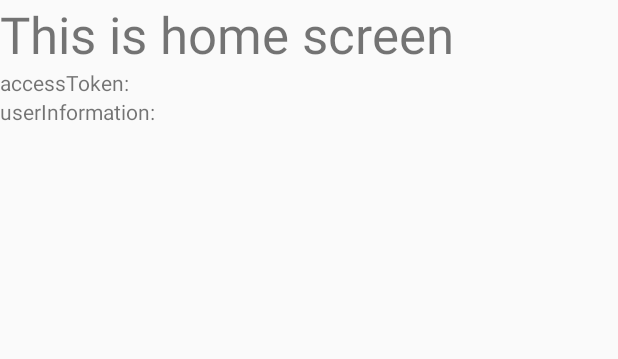
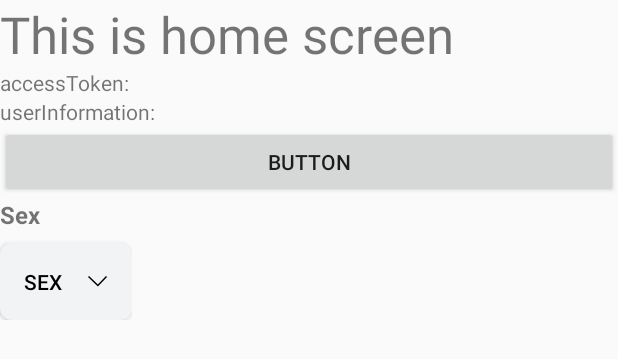
Before and after one commit to Pet-Connect-Org/pet-connect-android, an Android app: the layout activity_main.xml on its own in the app's theme, with its tools: preview values and no code run, on a phone screen of 412 x 824 dp. Shown: the top 359 px of the screen. Run offline under Robolectric (Android 15) with nearby library versions, the phone set to English and light mode, and no system bars.

Commit message:
feat: user SharedPreferencesto store information and add dropdown component

```diff
--- a/app/build.gradle.kts
+++ b/app/build.gradle.kts
@@ -46,4 +46,5 @@ dependencies {
     androidTestImplementation("androidx.test.espresso:espresso-core:3.5.1")
     implementation("com.squareup.retrofit2:retrofit:2.1.0")
     implementation("com.squareup.retrofit2:converter-gson:2.1.0")
+    implementation ("com.google.code.gson:gson:2.10.1")
 }
--- /dev/null
+++ b/app/src/main/java/com/example/petconnect/CustomDropdown.java
@@ -0,0 +1,110 @@
+package com.example.petconnect;
+
+import android.content.Context;
+import android.content.res.TypedArray;
+import android.util.AttributeSet;
+import android.view.LayoutInflater;
+import android.view.MenuItem;
+import android.view.View;
+import android.widget.Button;
+import android.widget.LinearLayout;
+import android.widget.PopupMenu;
+import android.widget.TextView;
+
+/*
+                    ===== BASIC USAGE =====
+
+        dropdownDemo = findViewById(R.id.dropdown_demo);
+
+        Item[] demo = new Item[] {
+            new Item("Key1", "Value1"),
+            new Item("Key2", "Value2")
+        };
+
+        dropdownDemo.setItems(demo);
+
+        String key = dropdownDemo.getSelectedItemKey();
+ */
+public class CustomDropdown extends LinearLayout {
+    Button dropdown_menu;
+
+    TextView labelDropdown;
+    Item[] items;
+    String selectedItemKey;
+
+    public CustomDropdown(Context context) {
+        super(context);
+        initializeViews(context, null);
+    }
+
+    public void setItems(Item[] items) {
+        this.items = items;
+    }
+
+    public CustomDropdown(Context context, AttributeSet attrs) {
+        super(context, attrs);
+        initializeViews(context, attrs);
+    }
+
+    public String getSelectedItemKey() {
+        return this.selectedItemKey;
+    }
+
+    public void setSelectedItemKey(String key) {
+        this.selectedItemKey = key;
+    }
+
+    private void initializeViews(Context context, AttributeSet attrs) {
+        LayoutInflater inflater = (LayoutInflater) context.getSystemService(Context.LAYOUT_INFLATER_SERVICE);
+        inflater.inflate(R.layout.custom_dropdown, this);
+
+        dropdown_menu = findViewById(R.id.dropdown_menu);
+        labelDropdown = findViewById(R.id.labelDropdown);
+
+        TypedArray a = context.obtainStyledAttributes(attrs, R.styleable.CustomDropdown);
+
+        int itemsId = a.getResourceId(R.styleable.CustomDropdown_options, 0);
+
+        String dropdown_initial_text = a.getString(R.styleable.CustomDropdown_labelDropdown);
+
+        dropdown_menu.setText(dropdown_initial_text);
+        labelDropdown.setText(dropdown_initial_text);
+
+        if (itemsId != 0) {
+            String[] itemStrings = context.getResources().getStringArray(itemsId);
+            items = new Item[itemStrings.length];
+            for (int i = 0; i < itemStrings.length; i++) {
+                String[] keyValue = itemStrings[i].split("=");
+                if (keyValue.length == 2) {
+                    items[i] = new Item(keyValue[0], keyValue[1]);
+                }
+            }
+        }
+
+        a.recycle();
+
+        dropdown_menu.setOnClickListener(new OnClickListener() {
+            @Override
+            public void onClick(View view) {
+                PopupMenu popup = new PopupMenu(context, dropdown_menu);
+
+                if (items != null) {
+                    for (Item item : items) {
+                        popup.getMenu().add(item.getValue());
+                    }
+                }
+
+                popup.setOnMenuItemClickListener(new PopupMenu.OnMenuItemClickListener() {
+                    public boolean onMenuItemClick(MenuItem item) {
+                        setSelectedItemKey(items[item.getItemId()].getKey());
+                        dropdown_menu.setText(item.getTitle());
+
+                        return true;
+                    }
+                });
+
+                popup.show();
+            }
+        });
+    }
+}
--- a/app/src/main/java/com/example/petconnect/services/ApiService.java
+++ b/app/src/main/java/com/example/petconnect/services/ApiService.java
@@ -24,7 +24,7 @@ public interface ApiService {
     String password = "";
     Gson gson = new GsonBuilder().setDateFormat("yyyy-MM-dd HH:mm:ss").create();
     //    "http://10.0.2.2:8000/api/"
-    ApiService apiService = new Retrofit.Builder().baseUrl("http://10.0.2.2:8000/api/")
+    ApiService apiService = new Retrofit.Builder().baseUrl("https://db.pet-connect.website/api/")
             .addConverterFactory(GsonConverterFactory.create(gson)).build().create(ApiService.class);
 
     @POST("auth/login")
--- /dev/null
+++ b/app/src/main/res/drawable/arrow_down.xml
@@ -0,0 +1,11 @@
+<vector xmlns:android="http://schemas.android.com/apk/res/android"
+    android:width="14dp"
+    android:height="8dp"
+    android:viewportWidth="14"
+    android:viewportHeight="8">
+    <path
+        android:strokeWidth="1"
+        android:pathData="M1,1L7.24,7L13,1"
+        android:fillColor="#00000000"
+        android:strokeColor="#000000"/>
+</vector>
--- a/app/src/main/res/layout/activity_main.xml
+++ b/app/src/main/res/layout/activity_main.xml
@@ -25,4 +25,15 @@
         android:layout_height="wrap_content"
         android:text="userInformation: " />
 
+    <Button
+        android:id="@+id/clear"
+        android:layout_width="match_parent"
+        android:layout_height="wrap_content"
+        android:text="Button" />
+    <com.example.petconnect.CustomDropdown
+        android:id="@+id/dropdown_demo"
+        app:labelDropdown="Sex"
+        android:layout_width="wrap_content"
+        android:layout_height="wrap_content"/>
+
 </LinearLayout>
--- /dev/null
+++ b/app/src/main/res/layout/custom_dropdown.xml
@@ -0,0 +1,28 @@
+<?xml version="1.0" encoding="utf-8"?>
+<LinearLayout xmlns:android="http://schemas.android.com/apk/res/android"
+    android:id="@+id/customDropdown"
+    android:layout_width="match_parent"
+    android:layout_height="wrap_content"
+    android:orientation="vertical">
+
+    <TextView
+        android:id="@+id/labelDropdown"
+        android:layout_width="match_parent"
+        android:layout_height="wrap_content"
+        android:text="Label"
+        android:textSize="16sp"
+        android:textStyle="bold" />
+
+    <Button
+        android:id="@+id/dropdown_menu"
+        android:layout_width="match_parent"
+        android:layout_height="wrap_content"
+        android:layout_marginTop="8dp"
+        android:background="@drawable/rounded_edittext"
+        android:drawableEnd="@drawable/arrow_down"
+        android:drawablePadding="16dp"
+        android:text="Select value"
+        android:padding="16dp"
+        android:textAlignment="viewStart"
+        android:textColor="@color/black" />
+</LinearLayout>
--- /dev/null
+++ b/app/src/main/res/menu/poupup_menu.xml
@@ -0,0 +1,5 @@
+<menu xmlns:android="http://schemas.android.com/apk/res/android" >
+    <item
+        android:id="@+id/one"
+        android:title="One"/>
+</menu>
--- a/app/src/main/res/values/attrs.xml
+++ b/app/src/main/res/values/attrs.xml
@@ -8,4 +8,9 @@
         <attr name="endIcon" format="reference" />
         <attr name="onTextChange" format="reference" />
     </declare-styleable>
+
+    <declare-styleable name="CustomDropdown">
+        <attr name="labelDropdown" format="string"/>
+        <attr name="options" format="string" />
+    </declare-styleable>
 </resources>
--- a/build.gradle.kts
+++ b/build.gradle.kts
@@ -1,4 +1,4 @@
 // Top-level build file where you can add configuration options common to all sub-projects/modules.
 plugins {
-    id("com.android.application") version "8.1.4" apply false
+    id("com.android.application") version "8.2.1" apply false
 }
```
Also changed, not shown: app/src/main/java/com/example/petconnect/CustomTextfield.java (+6 -7 lines), app/src/main/java/com/example/petconnect/Item.java (added, +29 -0 lines), app/src/main/java/com/example/petconnect/activity/LoginActivity.java (+8 -10 lines), app/src/main/java/com/example/petconnect/activity/MainActivity.java (+38 -5 lines), app/src/main/java/com/example/petconnect/activity/Onboarding1Activity.java (+11 -7 lines), app/src/main/java/com/example/petconnect/activity/SplashActivity.java (+4 -8 lines), app/src/main/java/com/example/petconnect/manager/AccessTokenManager.java (deleted, +0 -31 lines), app/src/main/java/com/example/petconnect/manager/UserManager.java (added, +53 -0 lines), 1 other file.
